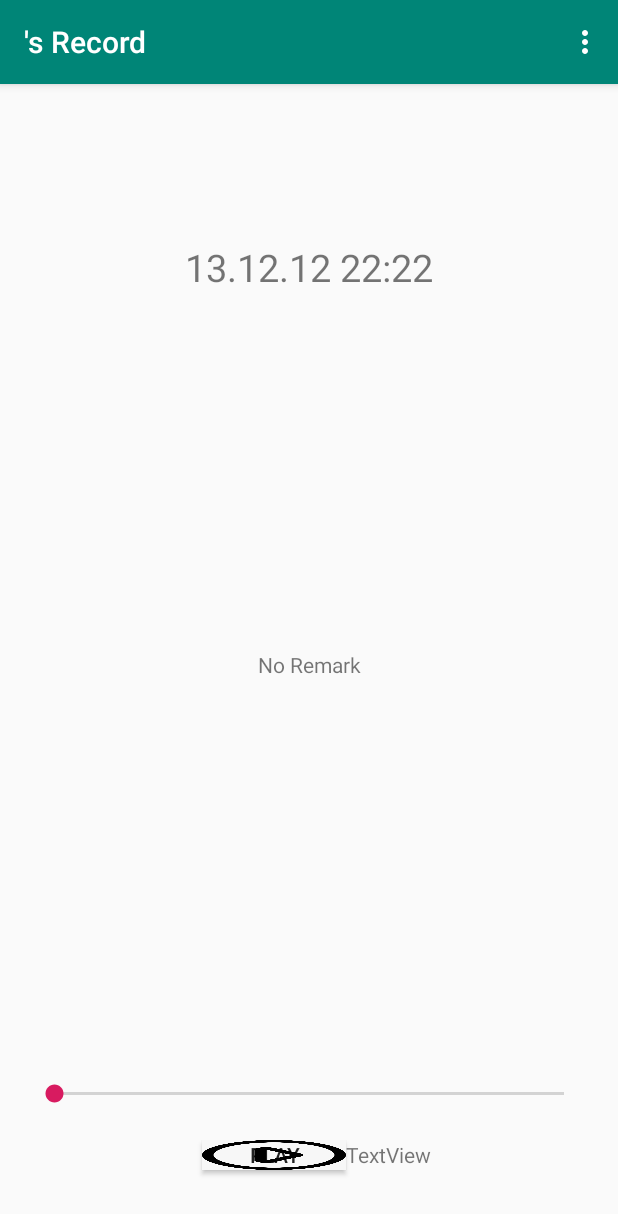
After one commit to KovalyovYura/callRecorder, an Android app: the SingleRecordActivity screen opened directly, with no data from a screen before it, on a phone screen of 412 x 824 dp. The commit adds this screen. Shown: the top 1214 px of the screen. Run offline under Robolectric (Android 15) with nearby library versions, the phone set to English and light mode, and no system bars.

```diff
--- a/app/src/main/AndroidManifest.xml
+++ b/app/src/main/AndroidManifest.xml
@@ -2,7 +2,9 @@
 <manifest xmlns:android="http://schemas.android.com/apk/res/android"
     package="com.yuriyk_israelb.callrecorder">
 
+
     <uses-permission android:name="android.permission.READ_CONTACTS" />
+
 
     <application
         android:allowBackup="true"
@@ -11,6 +13,10 @@
         android:roundIcon="@mipmap/ic_launcher_round"
         android:supportsRtl="true"
         android:theme="@style/AppTheme">
+
+        <activity android:name=".SingleRecordActivity" />
+        <activity android:name=".RecordsActivity" />
+
         <activity android:name=".MainActivity">
             <intent-filter>
                 <action android:name="android.intent.action.MAIN" />
--- /dev/null
+++ b/app/src/main/java/com/yuriyk_israelb/callrecorder/SingleRecordActivity.java
@@ -0,0 +1,171 @@
+package com.yuriyk_israelb.callrecorder;
+
+import androidx.appcompat.app.AlertDialog;
+import androidx.appcompat.app.AppCompatActivity;
+import androidx.appcompat.widget.AppCompatImageView;
+
+import android.content.DialogInterface;
+import android.content.Intent;
+import android.database.Cursor;
+import android.media.MediaMetadataRetriever;
+import android.media.MediaPlayer;
+import android.net.Uri;
+import android.os.Bundle;
+import android.util.Log;
+import android.view.Menu;
+import android.view.MenuItem;
+import android.view.View;
+import android.widget.Button;
+import android.widget.ImageView;
+import android.widget.TextView;
+import android.widget.Toast;
+
+
+import static com.yuriyk_israelb.callrecorder.MainActivity.contactsDB;
+
+public class SingleRecordActivity extends AppCompatActivity {
+
+    private TextView recordName, recordDateAndTime, recordLengthTv;
+    private Button bt_start_pause;
+    private MediaPlayer mp;
+    private boolean isPlaying;
+
+    @Override
+    protected void onCreate(Bundle savedInstanceState) {
+        super.onCreate(savedInstanceState);
+        setContentView(R.layout.activity_single_record);
+
+        recordName = findViewById(R.id.recordName);
+        recordDateAndTime = findViewById(R.id.dateaAndTime);
+        recordLengthTv = findViewById(R.id.recordLength);
+        bt_start_pause = (Button) findViewById(R.id.play_pause_button);
+        isPlaying = false;
+
+        String name = "", recordLength = "", dateAndTime = "", recordRef = "";
+
+        //clicked record id(date and time) sent from RecordsActivity by intent
+        String id = getIntent().getStringExtra("_id");
+
+        Cursor c = contactsDB.rawQuery("SELECT * FROM records;", null);
+
+        if(c.moveToFirst()) {
+            do {
+                //primary key is the date and time str
+                dateAndTime = c.getString(c.getColumnIndexOrThrow("_id"));
+                if(dateAndTime.equals(id))
+                {//pick our record's details
+                    name = c.getString(c.getColumnIndexOrThrow("name"));
+                    recordLength = c.getString(c.getColumnIndexOrThrow("record_length"));
+                    recordRef = c.getString(c.getColumnIndexOrThrow("record_ref"));
+                }
+            }while (c.moveToNext());
+        }
+        //getting the right record from raw folder
+        int resID = getResources().getIdentifier(recordRef, "raw", getPackageName());
+//        MediaMetadataRetriever metaRetriever = new MediaMetadataRetriever();
+//        metaRetriever.setDataSource(filePath);
+//
+//        String out = "";
+//        // get mp3 info
+//
+//        // convert duration to minute:seconds
+//        String duration =
+//                metaRetriever.extractMetadata(MediaMetadataRetriever.METADATA_KEY_DURATION);
+//        Log.v("time", duration);
+
+        mp = MediaPlayer.create(this, resID);
+        Log.d("debug", "here");
+        setTitle(name + "'s Record");
+        recordName.setText(name);
+        recordDateAndTime.setText(dateAndTime);
+        recordLengthTv.setText(recordLength);
+        bt_start_pause.setOnClickListener(new Listener());
+    }
+
+
+    public class Listener implements View.OnClickListener
+    {
+        @Override
+        public void onClick(View v)
+        {
+            if(v.getId()== R.id.play_pause_button) {
+                if(isPlaying)
+                {
+                    bt_start_pause.setBackgroundResource(R.drawable.play);
+                    mp.reset();
+                    mp.pause();
+                    isPlaying = false;
+                }
+                else
+                {
+                    bt_start_pause.setBackgroundResource(R.drawable.pause);
+                    mp.start();
+                    isPlaying = true;
+                }
+//        Uri uri = "R.raw." + recordRef;
+//        mp = MediaPlayer.create(this, uri);
+            }
+        }
+    }
+
+    @Override
+    protected void onPause() {
+        super.onPause();
+        mp.stop();
+    }
+
+    public boolean onCreateOptionsMenu(Menu menu)
+    {
+        super.onCreateOptionsMenu(menu);
+        MenuItem menuDelete = menu.add("Delete Record");
+        MenuItem menuRemark = menu.add("Add Remark");
+
+        menuRemark.setOnMenuItemClickListener(new MenuItem.OnMenuItemClickListener()
+        {
+            @Override
+            public boolean onMenuItemClick(MenuItem item)
+            {
+                Log.d("debug", "remark");
+                return true;
+            }
+        });
+
+        menuDelete.setOnMenuItemClickListener(new MenuItem.OnMenuItemClickListener()
+        {
+            @Override
+            public boolean onMenuItemClick(MenuItem item)
+            {
+                showDeleteDialog();
+                return true;
+            }
+        });
+        return true;
+    }
+
+
+    private void showDeleteDialog()
+    {
+        AlertDialog.Builder alertDialog = new AlertDialog.Builder(this);
+//        alertDialog.setIcon(R.drawable.puzzle15);
+        alertDialog.setTitle("Delete Record");
+        alertDialog.setMessage("Do you really want to delete this Record?");
+        alertDialog.setCancelable(false);
+        alertDialog.setPositiveButton("Yes", new DialogInterface.OnClickListener()
+        {
+            @Override
+            public void onClick(DialogInterface dialog, int which)
+            {
+                Log.d("debug", "deleted");  // destroy this activity
+            }
+        });
+        alertDialog.setNegativeButton("No", new DialogInterface.OnClickListener()
+        {
+            @Override
+            public void onClick(DialogInterface dialog, int which)
+            {
+
+            }
+        });
+        alertDialog.show();
+    }
+}
--- /dev/null
+++ b/app/src/main/res/layout/activity_single_record.xml
@@ -0,0 +1,115 @@
+<?xml version="1.0" encoding="utf-8"?>
+<androidx.constraintlayout.widget.ConstraintLayout xmlns:android="http://schemas.android.com/apk/res/android"
+    xmlns:app="http://schemas.android.com/apk/res-auto"
+    xmlns:tools="http://schemas.android.com/tools"
+    android:layout_width="match_parent"
+    android:layout_height="match_parent"
+    tools:context=".SingleRecordActivity">
+
+    <LinearLayout
+        android:layout_width="match_parent"
+        android:layout_height="match_parent"
+        android:orientation="vertical">
+
+        <LinearLayout
+            android:layout_width="match_parent"
+            android:layout_height="wrap_content"
+            android:layout_weight="1"
+            android:orientation="vertical">
+
+            <LinearLayout
+                android:layout_width="match_parent"
+                android:layout_height="wrap_content"
+                android:layout_gravity="center"
+                android:layout_weight="0.2"
+                android:gravity="center"
+                android:orientation="vertical">
+
+                <TextView
+                    android:id="@+id/recordName"
+                    android:layout_width="match_parent"
+                    android:layout_height="wrap_content"
+                    android:layout_weight="1"
+                    android:gravity="center_horizontal|center_vertical"
+                    android:text="textview"
+                    android:textSize="30sp" />
+
+                <TextView
+                    android:id="@+id/dateaAndTime"
+                    android:layout_width="match_parent"
+                    android:layout_height="wrap_content"
+                    android:layout_weight="1"
+                    android:gravity="center"
+                    android:text="TextView"
+                    android:textSize="25dp" />
+
+            </LinearLayout>
+
+            <LinearLayout
+                android:layout_width="match_parent"
+                android:layout_height="wrap_content"
+                android:layout_weight="1"
+                android:orientation="vertical">
+
+                <TextView
+                    android:id="@+id/remark"
+                    android:layout_width="match_parent"
+                    android:layout_height="wrap_content"
+                    android:layout_weight="1"
+                    android:gravity="center"
+                    android:text="No Remark" />
+            </LinearLayout>
+
+            <LinearLayout
+                android:layout_width="match_parent"
+                android:layout_height="wrap_content"
+                android:layout_weight="0.2"
+                android:gravity="center"
+                android:orientation="vertical">
+
+                <SeekBar
+                    android:id="@+id/seekBar"
+                    android:layout_width="match_parent"
+                    android:layout_height="wrap_content"
+                    android:layout_marginLeft="20dp"
+                    android:layout_marginRight="20dp"
+                    android:layout_weight="1"
+                    android:paddingTop="30dp" />
+
+                <LinearLayout
+                    android:layout_width="match_parent"
+                    android:layout_height="wrap_content"
+                    android:layout_weight="1"
+                    android:orientation="horizontal">
+
+                    <TextView
+                        android:id="@+id/recordLength"
+                        android:layout_width="wrap_content"
+                        android:layout_height="match_parent"
+                        android:layout_marginLeft="20dp"
+                        android:layout_weight="1"
+                        android:paddingLeft="20dp"
+                        android:text="TextView" />
+
+                    <Button
+                        android:id="@+id/play_pause_button"
+                        android:layout_width="1dp"
+                        android:layout_height="20dp"
+                        android:layout_weight="1"
+                        android:background="@drawable/play"
+                        android:text="play" />
+
+                    <TextView
+                        android:id="@+id/textView3"
+                        android:layout_width="wrap_content"
+                        android:layout_height="match_parent"
+                        android:layout_marginRight="30dp"
+                        android:layout_weight="1"
+                        android:text="TextView" />
+                </LinearLayout>
+
+            </LinearLayout>
+        </LinearLayout>
+
+    </LinearLayout>
+</androidx.constraintlayout.widget.ConstraintLayout>
```
Also changed, not shown: app/src/main/java/com/yuriyk_israelb/callrecorder/MainActivity.java (+43 -18 lines), app/src/main/java/com/yuriyk_israelb/callrecorder/RecordDetails.java (added, +45 -0 lines), app/src/main/java/com/yuriyk_israelb/callrecorder/RecordDetailsAdapter.java (added, +46 -0 lines), app/src/main/java/com/yuriyk_israelb/callrecorder/RecordsActivity.java (added, +85 -0 lines), app/src/main/res/layout/activity_records.xml (added, +83 -0 lines), app/src/main/res/layout/custom_row_view.xml (added, +46 -0 lines), app/src/main/res/drawable/pause.png (added), app/src/main/res/drawable/play.png (added), app/src/main/res/layout/activity_main.xml (line endings or trailing spaces), 3 other files.
